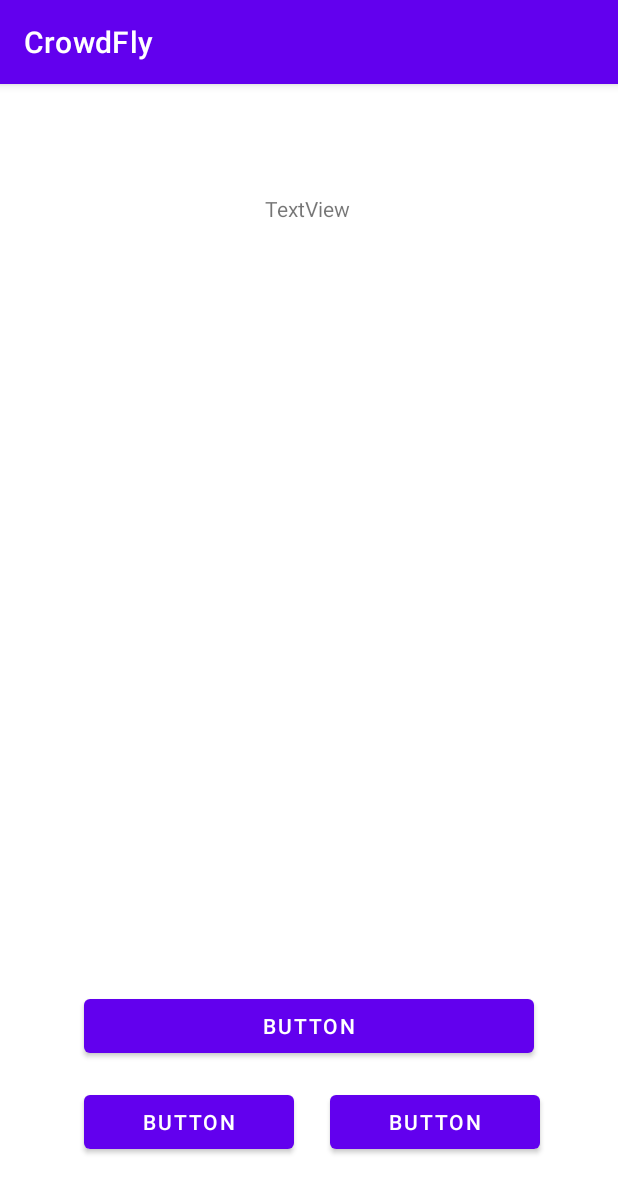
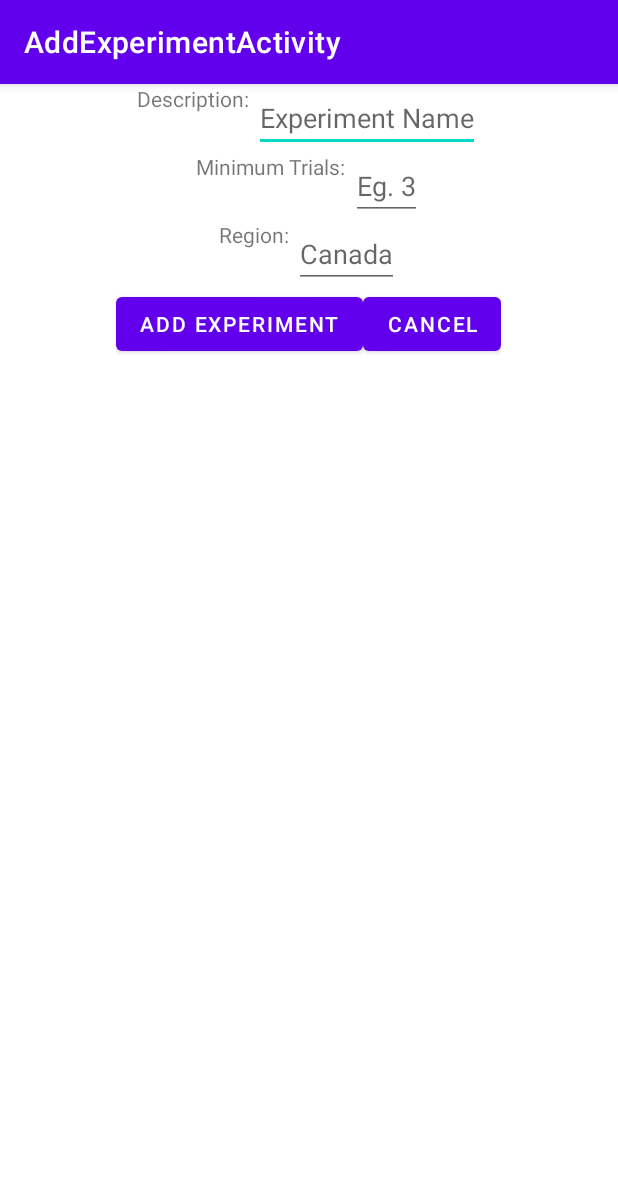
Before and after one commit to CMPUT301W21T06/CrowdFly, an Android app: the screen it shows after launch (ViewExperimentLogActivity before the commit, AddExperimentActivity after it), on a phone screen of 412 x 824 dp. Shown: the top 1193 px of the screen. Run offline under Robolectric (Android 15) with nearby library versions, the phone set to English and light mode, and no system bars.

Commit message:
adding experiments added

```diff
--- /dev/null
+++ b/code/app/src/main/java/com/cmput301w21t06/crowdfly/Views/AddExperimentActivity.java
@@ -0,0 +1,57 @@
+package com.cmput301w21t06.crowdfly.Views;
+
+import android.content.Intent;
+import android.os.Bundle;
+import android.view.View;
+import android.widget.Button;
+import android.widget.EditText;
+
+import androidx.appcompat.app.AppCompatActivity;
+
+import com.cmput301w21t06.crowdfly.Controllers.ExperimentLog;
+import com.cmput301w21t06.crowdfly.Models.Experiment;
+import com.cmput301w21t06.crowdfly.R;
+
+public class AddExperimentActivity extends AppCompatActivity {
+
+    Button btnAddExperiment;
+    Button btnCancel;
+    EditText etDescription;
+    EditText etMinNumTrials;
+    EditText etRegion;
+
+    @Override
+    protected void onCreate(Bundle savedInstanceState) {
+        super.onCreate(savedInstanceState);
+        setContentView(R.layout.activity_add_experiment);
+        ExperimentLog experimentLog = ExperimentLog.getExperimentLog();
+
+        btnAddExperiment = findViewById(R.id.add_experiment);
+        btnCancel = findViewById(R.id.cancel_add);
+        etDescription = findViewById(R.id.add_description);
+        etMinNumTrials = findViewById(R.id.add_minTrials);
+        etRegion = findViewById(R.id.add_region);
+
+        btnAddExperiment.setOnClickListener(new View.OnClickListener() {
+            @Override
+            public void onClick(View view) {
+                // need to add owner name later when we have users
+
+                final String description = etDescription.getText().toString();
+                final String minNumTrials = etMinNumTrials.getText().toString();
+                final String region = etRegion.getText().toString();
+
+                experimentLog.addExperiment(new Experiment(description, region, Integer.parseInt(minNumTrials)));
+
+                startActivity(new Intent(AddExperimentActivity.this, ViewExperimentLogActivity.class));
+            }
+        });
+
+        btnCancel.setOnClickListener(new View.OnClickListener() {
+            @Override
+            public void onClick(View view) {
+                startActivity(new Intent(AddExperimentActivity.this, ViewExperimentLogActivity.class));
+            }
+        });
+    }
+}
--- /dev/null
+++ b/code/app/src/main/res/layout/activity_add_experiment.xml
@@ -0,0 +1,80 @@
+<?xml version="1.0" encoding="utf-8"?>
+<LinearLayout xmlns:android="http://schemas.android.com/apk/res/android"
+    android:layout_width="match_parent"
+    android:layout_height="match_parent"
+    android:orientation="vertical"
+    android:gravity="center_horizontal">
+
+    <LinearLayout
+        android:layout_width="wrap_content"
+        android:layout_height="wrap_content"
+        android:orientation="horizontal">
+
+        <TextView
+            android:layout_width="wrap_content"
+            android:layout_height="match_parent"
+            android:text="Description: "/>
+
+        <EditText
+            android:layout_width="wrap_content"
+            android:layout_height="match_parent"
+            android:id="@+id/add_description"
+            android:hint="Experiment Name"/>
+
+    </LinearLayout>
+
+    <LinearLayout
+        android:layout_width="wrap_content"
+        android:layout_height="wrap_content"
+        android:orientation="horizontal">
+
+        <TextView
+            android:layout_width="wrap_content"
+            android:layout_height="match_parent"
+            android:text="Minimum Trials: "/>
+
+        <EditText
+            android:layout_width="wrap_content"
+            android:layout_height="match_parent"
+            android:id="@+id/add_minTrials"
+            android:hint="Eg. 3"/>
+
+    </LinearLayout>
+
+    <LinearLayout
+        android:layout_width="wrap_content"
+        android:layout_height="wrap_content"
+        android:orientation="horizontal">
+
+        <TextView
+            android:layout_width="wrap_content"
+            android:layout_height="match_parent"
+            android:text="Region: "/>
+
+        <EditText
+            android:layout_width="wrap_content"
+            android:layout_height="match_parent"
+            android:id="@+id/add_region"
+            android:hint="Canada"/>
+
+    </LinearLayout>
+
+    <LinearLayout
+        android:layout_width="wrap_content"
+        android:layout_height="wrap_content">
+
+        <Button
+            android:layout_width="wrap_content"
+            android:layout_height="wrap_content"
+            android:id="@+id/add_experiment"
+            android:text="Add Experiment"/>
+
+        <Button
+            android:layout_width="wrap_content"
+            android:layout_height="wrap_content"
+            android:id="@+id/cancel_add"
+            android:text="Cancel"/>
+
+    </LinearLayout>
+
+</LinearLayout>
--- a/code/app/src/main/res/layout/activity_view_experiment_log.xml
+++ b/code/app/src/main/res/layout/activity_view_experiment_log.xml
@@ -7,10 +7,10 @@
     android:layout_height="match_parent">
 
     <TextView
-        android:id="@+id/textView"
+        android:id="@+id/experiment_log_text"
         android:layout_width="wrap_content"
         android:layout_height="wrap_content"
-        android:text="TextView"
+        android:text="Experiment Log"
         app:layout_constraintBottom_toBottomOf="parent"
         app:layout_constraintEnd_toEndOf="parent"
         app:layout_constraintHorizontal_bias="0.498"
@@ -19,6 +19,7 @@
         app:layout_constraintVertical_bias="0.098" />
 
     <ListView
+        android:id="@+id/experiment_list"
         android:layout_width="match_parent"
         android:layout_height="450sp"
         app:layout_constraintBottom_toBottomOf="parent"
@@ -27,32 +28,32 @@
         app:layout_constraintVertical_bias="0.37" />
 
     <Button
-        android:id="@+id/button"
+        android:id="@+id/experiment_search"
         android:layout_width="300sp"
         android:layout_height="wrap_content"
         android:layout_marginBottom="116dp"
-        android:text="Button"
+        android:text="Search"
         app:layout_constraintBottom_toBottomOf="parent"
         app:layout_constraintEnd_toEndOf="parent"
         app:layout_constraintStart_toStartOf="parent" />
 
     <Button
-        android:id="@+id/button2"
+        android:id="@+id/experiment_map"
         android:layout_width="140sp"
         android:layout_height="wrap_content"
         android:layout_marginEnd="52dp"
         android:layout_marginBottom="52dp"
-        android:text="Button"
+        android:text="Map"
         app:layout_constraintBottom_toBottomOf="parent"
         app:layout_constraintEnd_toEndOf="parent" />
 
     <Button
-        android:id="@+id/button3"
+        android:id="@+id/experiment_add"
         android:layout_width="140sp"
         android:layout_height="wrap_content"
         android:layout_marginStart="52dp"
         android:layout_marginBottom="52dp"
-        android:text="Button"
+        android:text="Add experiment"
         app:layout_constraintBottom_toBottomOf="parent"
         app:layout_constraintEnd_toStartOf="@+id/button2"
         app:layout_constraintHorizontal_bias="0.148"
--- a/code/build.gradle
+++ b/code/build.gradle
@@ -5,7 +5,7 @@ buildscript {
         jcenter()
     }
     dependencies {
-        classpath "com.android.tools.build:gradle:4.1.2"
+        classpath "com.android.tools.build:gradle:3.5.0"
 
         // NOTE: Do not place your application dependencies here; they belong
         // in the individual module build.gradle files
```
Also changed, not shown: code/app/src/main/AndroidManifest.xml (+7 -0 lines), code/app/src/main/java/com/cmput301w21t06/crowdfly/Controllers/ExperimentContent.java (added, +54 -0 lines), code/app/src/main/java/com/cmput301w21t06/crowdfly/Models/Experiment.java (+24 -1 lines), code/app/src/main/java/com/cmput301w21t06/crowdfly/Views/ViewExperimentLogActivity.java (+33 -0 lines), code/app/src/main/res/layout/experiment_content.xml (added, +60 -0 lines), 1 other file.
